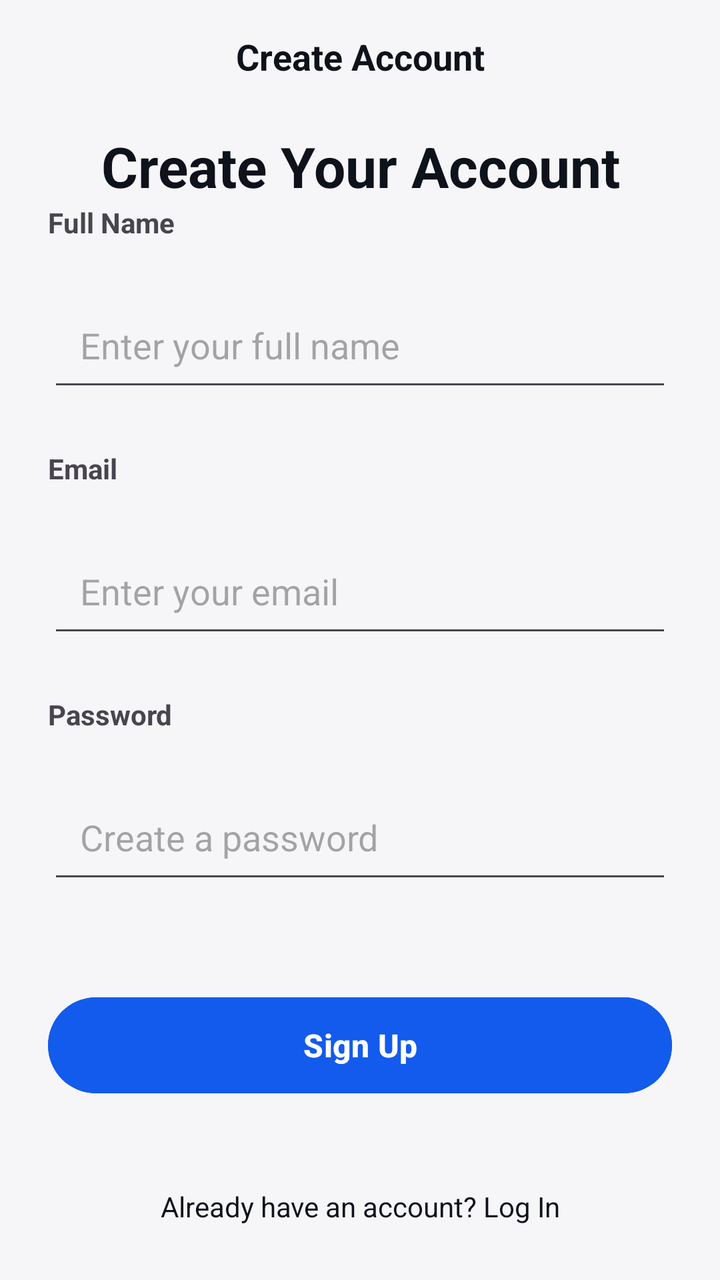
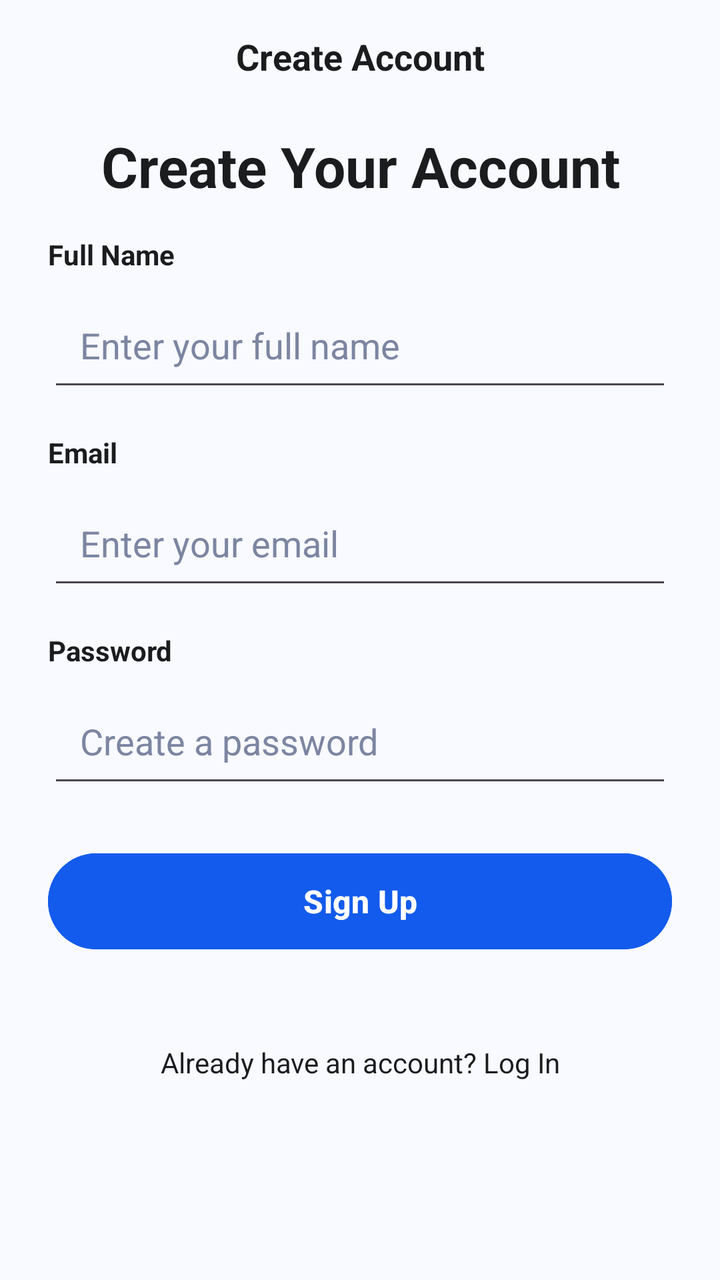

Compare the two renders of this Android layout. The source of the first and the diff that turns it into the second are given below.
<!-- AndroidManifest.xml: application theme Theme.MyFridge -->
<!-- res/layout/activity_signup.xml -->
<?xml version="1.0" encoding="utf-8"?>
<ScrollView
    xmlns:android="http://schemas.android.com/apk/res/android"
    android:layout_width="match_parent"
    android:layout_height="match_parent"
    android:fillViewport="true"
    android:background="#F6F6F8">

    <LinearLayout
        android:layout_width="match_parent"
        android:layout_height="wrap_content"
        android:orientation="vertical">

        <LinearLayout
            android:layout_width="match_parent"
            android:layout_height="wrap_content"
            android:orientation="horizontal"
            android:padding="16dp"
            android:gravity="center_vertical">

            <TextView
                android:layout_width="0dp"
                android:layout_height="wrap_content"
                android:layout_weight="1"
                android:text="Create Account"
                android:textSize="18sp"
                android:textStyle="bold"
                android:textColor="#0D121B"
                android:gravity="center"/>
        </LinearLayout>

        <TextView
            android:layout_width="match_parent"
            android:layout_height="wrap_content"
            android:text="Create Your Account"
            android:textSize="28sp"
            android:textStyle="bold"
            android:textColor="#0D121B"
            android:gravity="center"
            android:layout_marginTop="8dp"/>

        <TextView
            android:layout_width="match_parent"
            android:layout_height="wrap_content"
            android:text="Full Name"
            android:textStyle="bold"
            android:layout_marginHorizontal="24dp"/>

        <EditText
            android:id="@+id/etFullName"
            android:layout_width="match_parent"
            android:layout_height="56dp"
            android:layout_margin="24dp"
            android:layout_marginTop="8dp"
            android:hint="Enter your full name"
            android:inputType="textPersonName"
            android:padding="16dp" />

        <TextView
            android:layout_width="match_parent"
            android:layout_height="wrap_content"
            android:text="Email"
            android:textStyle="bold"
            android:layout_marginHorizontal="24dp"/>

        <EditText
            android:id="@+id/etEmail"
            android:layout_width="match_parent"
            android:layout_height="56dp"
            android:layout_margin="24dp"
            android:layout_marginTop="8dp"
            android:hint="Enter your email"
            android:inputType="textEmailAddress"
            android:padding="16dp" />

        <TextView
            android:layout_width="match_parent"
            android:layout_height="wrap_content"
            android:text="Password"
            android:textStyle="bold"
            android:layout_marginHorizontal="24dp"/>

        <EditText
            android:id="@+id/etPassword"
            android:layout_width="match_parent"
            android:layout_height="56dp"
            android:layout_margin="24dp"
            android:layout_marginTop="8dp"
            android:hint="Create a password"
            android:inputType="textPassword"
            android:padding="16dp" />

        <Button
            android:id="@+id/btnSignup"
            android:layout_width="match_parent"
            android:layout_height="56dp"
            android:text="Sign Up"
            android:textAllCaps="false"
            android:textSize="16sp"
            android:textStyle="bold"
            android:textColor="@android:color/white"
            android:backgroundTint="#135BEC"
            android:layout_margin="24dp"/>

        <TextView
            android:id="@+id/tvMessage"
            android:layout_width="match_parent"
            android:layout_height="wrap_content"
            android:layout_marginHorizontal="24dp"
            android:gravity="center"
            android:textColor="#FF0000"
            android:textSize="14sp" />

        <TextView
            android:id="@+id/txtLogin"
            android:layout_width="match_parent"
            android:layout_height="wrap_content"
            android:text="Already have an account? Log In"
            android:textSize="14sp"
            android:textColor="#0D121B"
            android:gravity="center"
            android:layout_marginBottom="24dp"/>

    </LinearLayout>

</ScrollView>
<!-- resources referenced by this layout -->
<resources>
  <style name="Theme.MyFridge" parent="Base.Theme.MyFridge" />
  <style name="Base.Theme.MyFridge" parent="Theme.Material3.DayNight.NoActionBar">
          
          
      </style>
</resources>

<!-- the commit's change to res/layout/activity_signup.xml (unified diff, before → after) -->
@@ -4,7 +4,7 @@
     android:layout_width="match_parent"
     android:layout_height="match_parent"
     android:fillViewport="true"
-    android:background="#F6F6F8">
+    android:background="?android:attr/windowBackground">
 
     <LinearLayout
         android:layout_width="match_parent"
@@ -25,7 +25,7 @@
                 android:text="Create Account"
                 android:textSize="18sp"
                 android:textStyle="bold"
-                android:textColor="#0D121B"
+                android:textColor="?attr/colorOnSurface"
                 android:gravity="center"/>
         </LinearLayout>
 
@@ -35,7 +35,7 @@
             android:text="Create Your Account"
             android:textSize="28sp"
             android:textStyle="bold"
-            android:textColor="#0D121B"
+            android:textColor="?attr/colorOnSurface"
             android:gravity="center"
             android:layout_marginTop="8dp"/>
 
@@ -44,51 +44,63 @@
             android:layout_height="wrap_content"
             android:text="Full Name"
             android:textStyle="bold"
-            android:layout_marginHorizontal="24dp"/>
+            android:textColor="?attr/colorOnSurface"
+            android:layout_marginHorizontal="24dp"
+            android:layout_marginTop="16dp"/>
 
         <EditText
             android:id="@+id/etFullName"
             android:layout_width="match_parent"
             android:layout_height="56dp"
-            android:layout_margin="24dp"
+            android:layout_marginHorizontal="24dp"
             android:layout_marginTop="8dp"
             android:hint="Enter your full name"
             android:inputType="textPersonName"
-            android:padding="16dp" />
+            android:padding="16dp"
+            android:textColor="?attr/colorOnSurface"
+            android:textColorHint="@color/text_gray"/>
 
         <TextView
             android:layout_width="match_parent"
             android:layout_height="wrap_content"
             android:text="Email"
             android:textStyle="bold"
-            android:layout_marginHorizontal="24dp"/>
+            android:textColor="?attr/colorOnSurface"
+            android:layout_marginHorizontal="24dp"
+            android:layout_marginTop="16dp"/>
 
         <EditText
             android:id="@+id/etEmail"
             android:layout_width="match_parent"
             android:layout_height="56dp"
-            android:layout_margin="24dp"
+            android:layout_marginHorizontal="24dp"
             android:layout_marginTop="8dp"
             android:hint="Enter your email"
             android:inputType="textEmailAddress"
-            android:padding="16dp" />
+            android:padding="16dp"
+            android:textColor="?attr/colorOnSurface"
+            android:textColorHint="@color/text_gray"/>
 
         <TextView
             android:layout_width="match_parent"
             android:layout_height="wrap_content"
             android:text="Password"
             android:textStyle="bold"
-            android:layout_marginHorizontal="24dp"/>
+            android:textColor="?attr/colorOnSurface"
+            android:layout_marginHorizontal="24dp"
+            android:layout_marginTop="16dp"/>
 
         <EditText
             android:id="@+id/etPassword"
             android:layout_width="match_parent"
             android:layout_height="56dp"
-            android:layout_margin="24dp"
+            android:layout_marginHorizontal="24dp"
             android:layout_marginTop="8dp"
             android:hint="Create a password"
             android:inputType="textPassword"
-            android:padding="16dp" />
+            android:padding="16dp"
+            android:textColor="?attr/colorOnSurface"
+            android:textColorHint="@color/text_gray"/>
 
         <Button
             android:id="@+id/btnSignup"
@@ -99,7 +111,7 @@
             android:textSize="16sp"
             android:textStyle="bold"
             android:textColor="@android:color/white"
-            android:backgroundTint="#135BEC"
+            android:backgroundTint="@color/primary_blue"
             android:layout_margin="24dp"/>
 
         <TextView
@@ -117,7 +129,7 @@
             android:layout_height="wrap_content"
             android:text="Already have an account? Log In"
             android:textSize="14sp"
-            android:textColor="#0D121B"
+            android:textColor="?attr/colorOnSurface"
             android:gravity="center"
             android:layout_marginBottom="24dp"/>
 
<!-- resource entries referenced after the edit -->
@@ -1,9 +1,32 @@
 <!-- resources referenced by this layout -->
 <resources>
+  <color name="primary_blue">#135BEC</color>
+  <color name="text_gray">#7C86A1</color>
   <style name="Theme.MyFridge" parent="Base.Theme.MyFridge" />
   <style name="Base.Theme.MyFridge" parent="Theme.Material3.DayNight.NoActionBar">
           
+          <item name="colorPrimary">@color/primary_blue</item>
+          <item name="colorOnPrimary">@color/white</item>
+          <item name="colorPrimaryContainer">@color/navy_blue</item>
+          <item name="colorOnPrimaryContainer">@color/white</item>
+  
           
+          <item name="colorSecondary">@color/deep_blue</item>
+          <item name="colorOnSecondary">@color/white</item>
+  
+          
+          <item name="android:windowBackground">@color/light_blue_bg</item>
+          <item name="colorSurface">@color/white</item>
+          <item name="colorOnSurface">@color/text_dark</item>
+  
+          
+          <item name="android:statusBarColor">@color/navy_blue</item>
+          <item name="android:windowLightStatusBar" tools:targetApi="m">false</item>
       </style>
+  <color name="white">#FFFFFFFF</color>
+  <color name="navy_blue">#001B3D</color>
+  <color name="deep_blue">#001229</color>
+  <color name="light_blue_bg">#F8FAFF</color>
+  <color name="text_dark">#1A1C1E</color>
 </resources>
 
